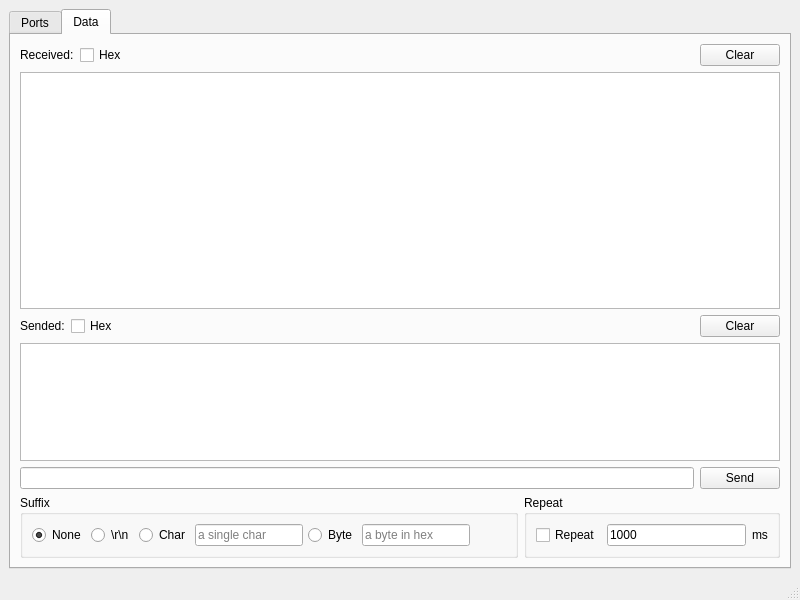
Above: mainwindow.ui from wh201906/SerialTest before the change. Below: the same form after it.
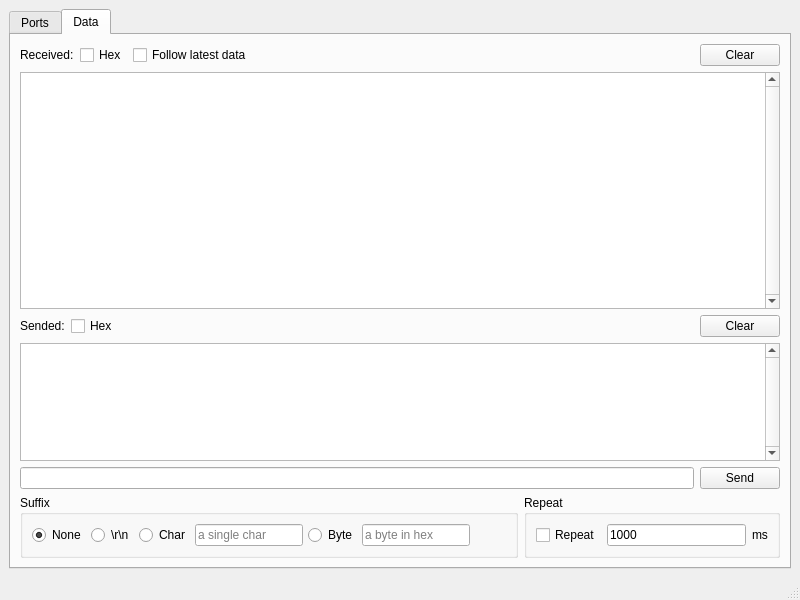
That is the form after the change. The open tabs and pages were chosen to show the change.

Commit message: Great scrolling experience in Rx data Edit

What changed in the file:
```diff
--- a/mainwindow.ui
+++ b/mainwindow.ui
@@ -251,6 +251,13 @@
             </property>
            </widget>
           </item>
+          <item>
+           <widget class="QCheckBox" name="receivedLatestBox">
+            <property name="text">
+             <string>Follow latest data</string>
+            </property>
+           </widget>
+          </item>
           <item>
            <spacer name="horizontalSpacer_2">
             <property name="orientation">
@@ -280,7 +287,7 @@
          </layout>
         </item>
         <item>
-         <widget class="QTextEdit" name="receivedEdit">
+         <widget class="QPlainTextEdit" name="receivedEdit">
           <property name="sizePolicy">
            <sizepolicy hsizetype="Expanding" vsizetype="Expanding">
             <horstretch>0</horstretch>
@@ -290,6 +297,9 @@
           <property name="focusPolicy">
            <enum>Qt::NoFocus</enum>
           </property>
+          <property name="verticalScrollBarPolicy">
+           <enum>Qt::ScrollBarAlwaysOn</enum>
+          </property>
           <property name="readOnly">
            <bool>true</bool>
           </property>
@@ -343,7 +353,7 @@
          </layout>
         </item>
         <item>
-         <widget class="QTextEdit" name="sendedEdit">
+         <widget class="QPlainTextEdit" name="sendedEdit">
           <property name="sizePolicy">
            <sizepolicy hsizetype="Expanding" vsizetype="Expanding">
             <horstretch>0</horstretch>
@@ -353,6 +363,9 @@
           <property name="focusPolicy">
            <enum>Qt::NoFocus</enum>
           </property>
+          <property name="verticalScrollBarPolicy">
+           <enum>Qt::ScrollBarAlwaysOn</enum>
+          </property>
           <property name="readOnly">
            <bool>true</bool>
           </property>
```
Left out of the diff: 2 changed lines with no effect on the pictures. The commit also changes 2 other files.
